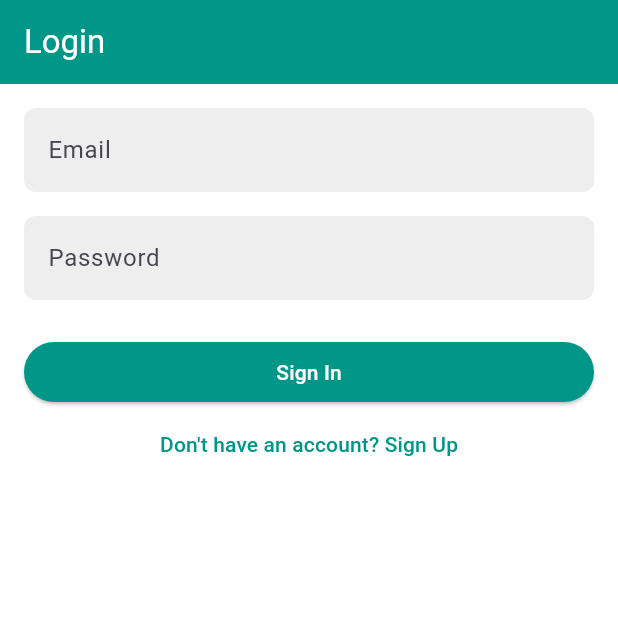
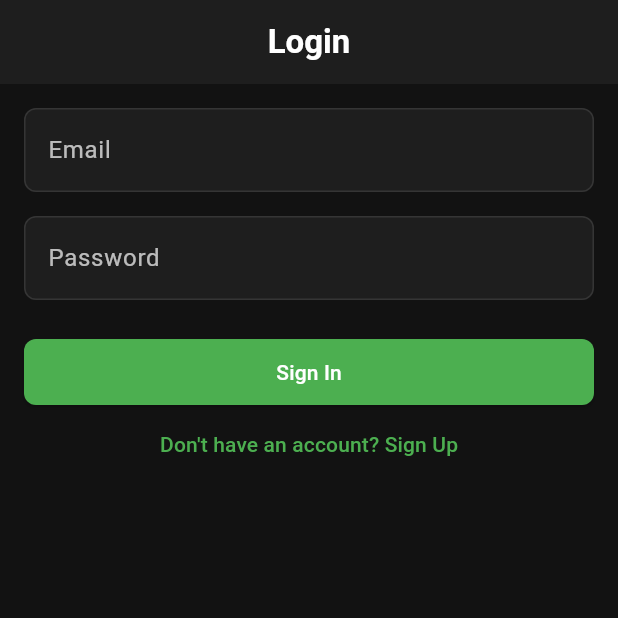
Before and after one commit to predictor47/Cointos, a Flutter app: the screen it shows after launch, on a phone screen of 412 x 824 dp, the top half of it. Run offline on Flutter 3.47's test engine with Material 3 defaults, Android fonts, the light colour scheme and no system bars; our stand-ins replace cloud_firestore, firebase_auth, firebase_core, fl_chart, flutter_fortune_wheel, google_sign_in and 3 more; accounts and stored records are empty.

Commit message:
theme improvements

```diff
--- a/lib/main.dart
+++ b/lib/main.dart
@@ -20,11 +20,11 @@ class MyApp extends StatelessWidget {
       create: (_) => AuthProvider(),
       child: MaterialApp(
         title: 'Cointos',
-        theme: AppTheme.lightTheme,
+        theme: AppTheme.darkTheme,
         darkTheme: AppTheme.darkTheme,
-        themeMode:
-            ThemeMode.system, // This will follow the device's theme setting
+        themeMode: ThemeMode.dark, // Force dark mode
         home: const SplashScreen(),
+        debugShowCheckedModeBanner: false, // Remove debug banner
       ),
     );
   }
--- a/lib/theme.dart
+++ b/lib/theme.dart
@@ -1,61 +1,85 @@
 import 'package:flutter/material.dart';
 
 class AppTheme {
-  static ThemeData lightTheme = ThemeData(
-    brightness: Brightness.light,
-    primaryColor: Colors.teal,
-    scaffoldBackgroundColor: Colors.white,
+  static const Color _primaryColor =
+      Color(0xFF4CAF50); // Green for growth and stability
+  static const Color _accentColor =
+      Color(0xFFFFA726); // Orange for enthusiasm and creativity
+  static const Color _backgroundColor = Color(0xFF121212); // Dark background
+  static const Color _surfaceColor =
+      Color(0xFF1E1E1E); // Slightly lighter surface
+  static const Color _errorColor = Color(0xFFCF6679); // Soft red for errors
+
+  static ThemeData darkTheme = ThemeData(
+    brightness: Brightness.dark,
+    primaryColor: _primaryColor,
+    colorScheme: const ColorScheme.dark(
+      primary: _primaryColor,
+      secondary: _accentColor,
+      surface: _surfaceColor,
+      error: _errorColor,
+    ),
+    scaffoldBackgroundColor: _backgroundColor,
     appBarTheme: const AppBarTheme(
-      backgroundColor: Colors.teal,
-      foregroundColor: Colors.white,
+      backgroundColor: _surfaceColor,
+      elevation: 0,
+      centerTitle: true,
     ),
     elevatedButtonTheme: ElevatedButtonThemeData(
       style: ElevatedButton.styleFrom(
         foregroundColor: Colors.white,
-        backgroundColor: Colors.teal,
+        backgroundColor: _primaryColor,
+        padding: const EdgeInsets.symmetric(horizontal: 16, vertical: 12),
+        shape: RoundedRectangleBorder(
+          borderRadius: BorderRadius.circular(8),
+        ),
       ),
     ),
     textButtonTheme: TextButtonThemeData(
       style: TextButton.styleFrom(
-        foregroundColor: Colors.teal,
+        foregroundColor: _primaryColor,
       ),
     ),
     inputDecorationTheme: InputDecorationTheme(
       filled: true,
-      fillColor: Colors.grey[200],
+      fillColor: _surfaceColor,
       border: OutlineInputBorder(
         borderRadius: BorderRadius.circular(8),
         borderSide: BorderSide.none,
       ),
+      enabledBorder: OutlineInputBorder(
+        borderRadius: BorderRadius.circular(8),
+        borderSide: const BorderSide(color: Colors.white10),
+      ),
+      focusedBorder: OutlineInputBorder(
+        borderRadius: BorderRadius.circular(8),
+        borderSide: const BorderSide(color: _primaryColor),
+      ),
+      labelStyle: const TextStyle(color: Colors.white70),
+      hintStyle: const TextStyle(color: Colors.white30),
+    ),
+    cardTheme: CardTheme(
+      color: _surfaceColor,
+      shape: RoundedRectangleBorder(
+        borderRadius: BorderRadius.circular(12),
+      ),
+      elevation: 4,
+    ),
+    textTheme: const TextTheme(
+      headlineLarge:
+          TextStyle(color: Colors.white, fontWeight: FontWeight.bold),
+      headlineMedium:
+          TextStyle(color: Colors.white, fontWeight: FontWeight.bold),
+      titleLarge: TextStyle(color: Colors.white, fontWeight: FontWeight.w600),
+      bodyLarge: TextStyle(color: Colors.white70),
+      bodyMedium: TextStyle(color: Colors.white60),
+    ),
+    bottomNavigationBarTheme: const BottomNavigationBarThemeData(
+      backgroundColor: _surfaceColor,
+      selectedItemColor: _primaryColor,
+      unselectedItemColor: Colors.white54,
     ),
   );
 
-  static ThemeData darkTheme = ThemeData(
-    brightness: Brightness.dark,
-    primaryColor: Colors.tealAccent,
-    scaffoldBackgroundColor: const Color(0xFF121212),
-    appBarTheme: const AppBarTheme(
-      backgroundColor: Color(0xFF1E1E1E),
-      foregroundColor: Colors.white,
-    ),
-    elevatedButtonTheme: ElevatedButtonThemeData(
-      style: ElevatedButton.styleFrom(
-        foregroundColor: Colors.black,
-        backgroundColor: Colors.tealAccent,
-      ),
-    ),
-    textButtonTheme: TextButtonThemeData(
-      style: TextButton.styleFrom(
-        foregroundColor: Colors.tealAccent,
-      ),
-    ),
-    inputDecorationTheme: InputDecorationTheme(
-      filled: true,
-      fillColor: const Color(0xFF2C2C2C),
-      border: OutlineInputBorder(
-        borderRadius: BorderRadius.circular(8),
-        borderSide: BorderSide.none,
-      ),
-    ),
-  );
+  // You can keep the lightTheme if needed, or remove it if your app is dark-mode only
 }
```
